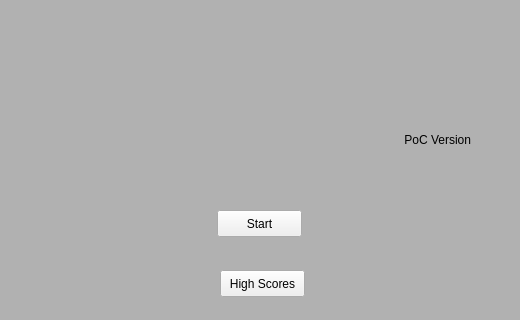
bstee615/project, file titlescreen.ui: the form before one commit.
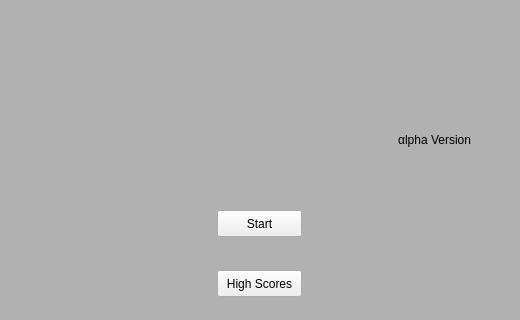
The form after the commit. Icons and pictures are not drawn.

The edit to the form file:
```diff
--- a/titlescreen.ui
+++ b/titlescreen.ui
@@ -74,7 +74,7 @@
     <string notr="true">font: 7pt &quot;Droid Sans&quot;;</string>
    </property>
    <property name="text">
-    <string>PoC Version</string>
+    <string>αlpha Version</string>
    </property>
    <property name="alignment">
     <set>Qt::AlignRight|Qt::AlignTrailing|Qt::AlignVCenter</set>
@@ -83,7 +83,7 @@
   <widget class="QPushButton" name="lblHighScores">
    <property name="geometry">
     <rect>
-     <x>220</x>
+     <x>217</x>
      <y>270</y>
      <width>85</width>
      <height>27</height>
```
